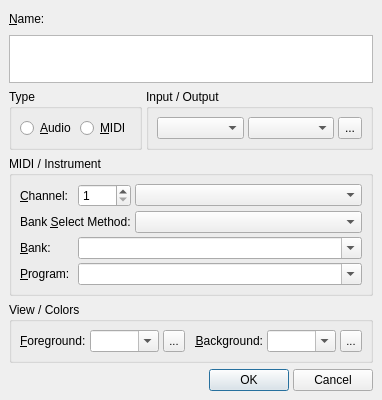
First picture: the form in src/qtractorTrackForm.ui, repository rncbc/qtractor, before the edit.
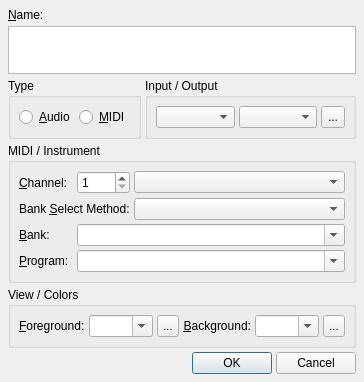
Second picture: the form after the edit. Icons and pictures are not drawn.

Commit message: - Track properties dialog now gets tightly auto-sized, depending   whether its an audio or a MIDI track.

Patch:
```diff
--- a/src/qtractorTrackForm.ui
+++ b/src/qtractorTrackForm.ui
@@ -26,8 +26,8 @@
    <rect>
     <x>0</x>
     <y>0</y>
-    <width>382</width>
-    <height>400</height>
+    <width>352</width>
+    <height>372</height>
    </rect>
   </property>
   <property name="sizePolicy" >
@@ -48,12 +48,6 @@
    <iconset resource="../icons/qtractor.qrc" >:/icons/trackProperties.png</iconset>
   </property>
   <layout class="QVBoxLayout" >
-   <property name="margin" >
-    <number>9</number>
-   </property>
-   <property name="spacing" >
-    <number>6</number>
-   </property>
    <item>
     <widget class="QLabel" name="TrackNameTextLabel" >
      <property name="text" >
@@ -66,14 +60,6 @@
    </item>
    <item>
     <widget class="QTextEdit" name="TrackNameTextEdit" >
-     <property name="sizePolicy" >
-      <sizepolicy>
-       <hsizetype>7</hsizetype>
-       <vsizetype>5</vsizetype>
-       <horstretch>0</horstretch>
-       <verstretch>0</verstretch>
-      </sizepolicy>
-     </property>
      <property name="minimumSize" >
       <size>
        <width>320</width>
@@ -221,7 +207,10 @@
       <property name="margin" >
        <number>8</number>
       </property>
-      <property name="spacing" >
+      <property name="horizontalSpacing" >
+       <number>4</number>
+      </property>
+      <property name="verticalSpacing" >
        <number>4</number>
       </property>
       <item row="3" column="0" >
```
Left out of the diff: 38 changed lines with no effect on the pictures. The commit also changes 4 other files.
